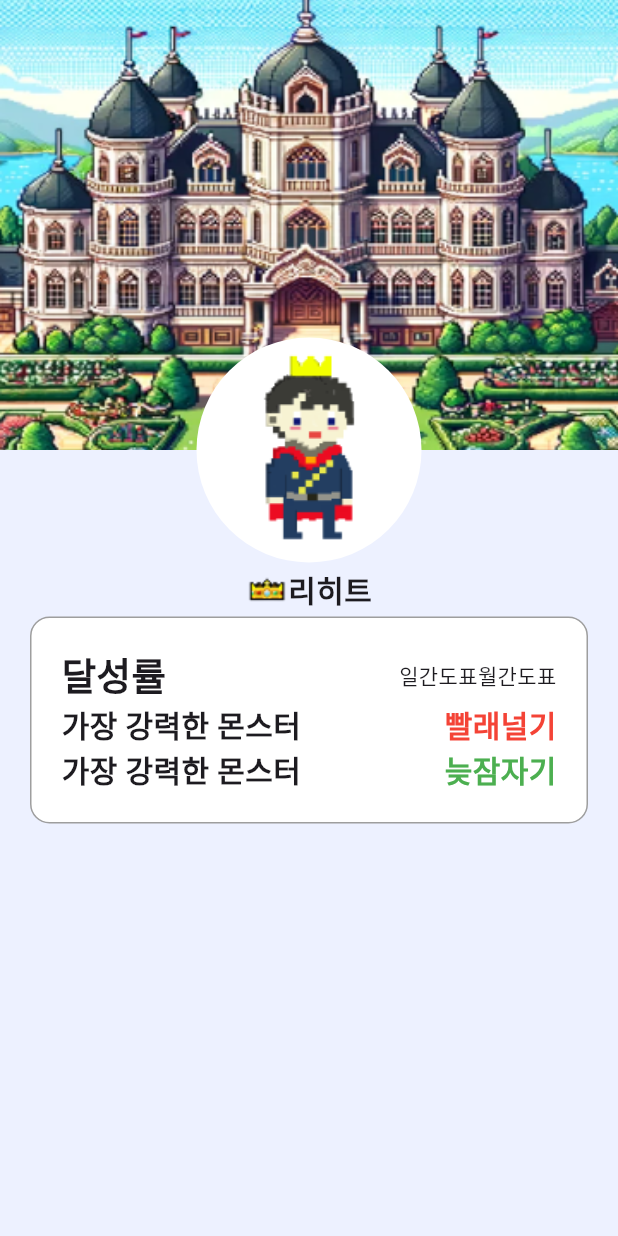
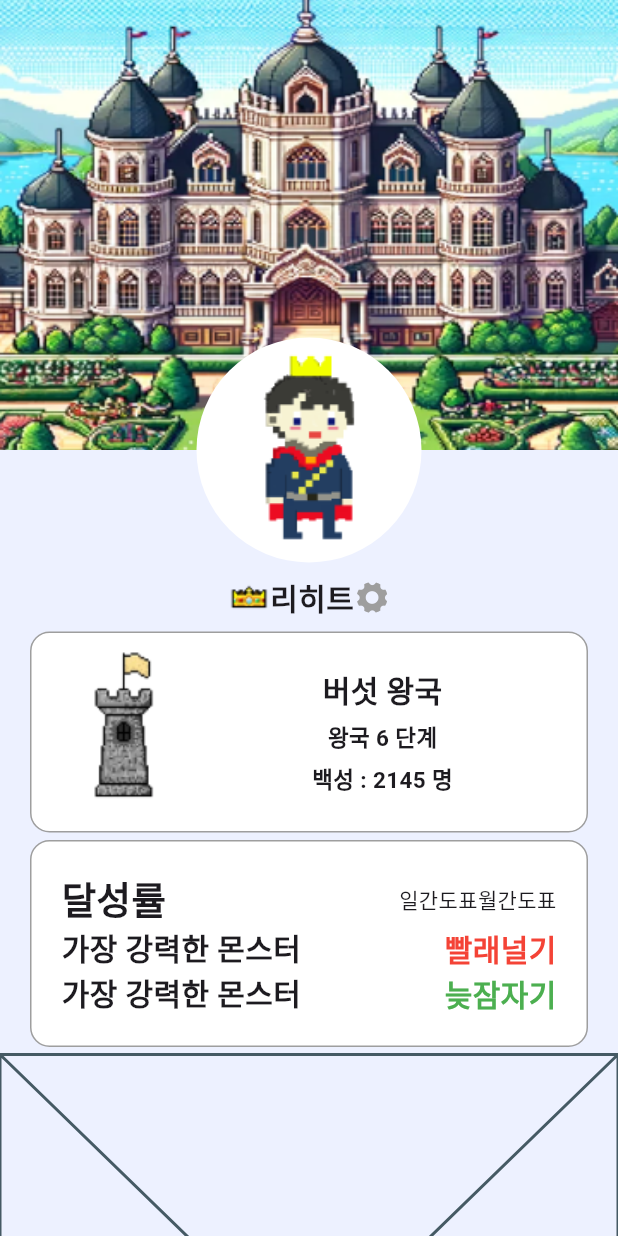
Before and after one commit to lojo0307/KingMaker, a Flutter app: the ProfilePage screen opened directly, on a phone screen of 412 x 824 dp. Run offline on Flutter 3.47's test engine with Material 2 defaults, Android fonts, the phone set to English and light mode, and no system bars; our stand-ins replace persistent_bottom_nav_bar, social_login_buttons.

```diff
--- a/frontend/kingmaker/lib/page/profile_page.dart
+++ b/frontend/kingmaker/lib/page/profile_page.dart
@@ -1,6 +1,8 @@
 import 'package:flutter/material.dart';
+import 'package:kingmaker/widget/profile/profile_calendar_widget.dart';
 import 'package:kingmaker/widget/profile/profile_char_image_widget.dart';
 import 'package:kingmaker/widget/profile/profile_kingdom_widget.dart';
+import 'package:kingmaker/widget/profile/profile_score_widget.dart';
 import 'package:kingmaker/widget/profile/profile_name_widget.dart';
 
 class ProfilePage extends StatefulWidget {
@@ -17,9 +19,7 @@ class _ProfilePageState extends State<ProfilePage> {
       return
         Scaffold(
         backgroundColor: const Color(0xFFEDF1FF),
-        body:
-        SingleChildScrollView(
-          child: Container(
+        body: SingleChildScrollView(
           child: Stack(
             children: <Widget>[
               Image(
@@ -29,12 +29,18 @@ class _ProfilePageState extends State<ProfilePage> {
                 children: [
                   SizedBox(height: 225,),
                   ProfileCharImageWidget(),
+                  SizedBox(height: 5,),
                   ProfileNameWidget(),
+                  SizedBox(height: 5,),
+                  ProfileKingdomWidget(),
+                  SizedBox(height: 5,),
                   ProfileScoreWidget(),
+                  SizedBox(height: 5,),
+                  ProfileCalendarWidget(),
+                  SizedBox(height: 20,),
                 ],
               ),
             ],
-            ),
           ),
         ),
 
--- /dev/null
+++ b/frontend/kingmaker/lib/widget/profile/profile_calendar_widget.dart
@@ -0,0 +1,15 @@
+import 'package:flutter/material.dart';
+
+class ProfileCalendarWidget extends StatefulWidget {
+  const ProfileCalendarWidget({super.key});
+
+  @override
+  State<ProfileCalendarWidget> createState() => _ProfileCalendarWidgetState();
+}
+
+class _ProfileCalendarWidgetState extends State<ProfileCalendarWidget> {
+  @override
+  Widget build(BuildContext context) {
+    return const Placeholder();
+  }
+}
--- a/frontend/kingmaker/lib/widget/profile/profile_kingdom_widget.dart
+++ b/frontend/kingmaker/lib/widget/profile/profile_kingdom_widget.dart
@@ -1,13 +1,18 @@
 import 'package:flutter/material.dart';
 
-class ProfileScoreWidget extends StatefulWidget {
-  const ProfileScoreWidget({super.key});
+class ProfileKingdomWidget extends StatefulWidget {
+  const ProfileKingdomWidget({super.key});
 
   @override
-  State<ProfileScoreWidget> createState() => _ProfileScoreWidgetState();
+  State<ProfileKingdomWidget> createState() => _ProfileKingdomWidgetState();
 }
 
-class _ProfileScoreWidgetState extends State<ProfileScoreWidget> {
+class _ProfileKingdomWidgetState extends State<ProfileKingdomWidget> {
+  Map<String, String> kingdom = {
+    'kingdomName' : "버섯 왕국",
+    'level':"6",
+    'citizen' : "2145"
+  };
   @override
   Widget build(BuildContext context) {
     return LayoutBuilder(builder: (ctx, constraints) {
@@ -16,7 +21,6 @@ class _ProfileScoreWidgetState extends State<ProfileScoreWidget> {
         children: [
           Container(
             width: constraints.maxWidth - 40,
-            padding: EdgeInsets.all(20),
             decoration: BoxDecoration(
               color: Colors.white,
               borderRadius: BorderRadius.circular(13),
@@ -25,63 +29,37 @@ class _ProfileScoreWidgetState extends State<ProfileScoreWidget> {
                 width: 1,
               ),
             ),
-            child: Column(
+            child: Row(
               children: [
-                Container(
-                  child: Row(
-                    mainAxisAlignment: MainAxisAlignment.spaceBetween,
-                    children: [
-                      const Text('달성률',
-                        style: TextStyle(
-                          fontSize: 25,
-                          fontWeight: FontWeight.bold,
-                        ),
-                      ),
-                      Container(
-                        child: const Row(
-                          children: [
-                            Text('일간도표'),
-                            Text('월간도표'),
-                          ],
-                        ),
-                      )
-                    ],
+                const SizedBox(
+                  child: Image(image: AssetImage('assets/castle/tower.png'),
+                    fit: BoxFit.cover,
                   ),
                 ),
-                Container(
-                  child: const Row(
-                    mainAxisAlignment: MainAxisAlignment.spaceBetween,
+                SizedBox(
+                  width: constraints.maxWidth - 190,
+                  child: Column(
+                    mainAxisAlignment: MainAxisAlignment.center,
+                    crossAxisAlignment: CrossAxisAlignment.center,
                     children: [
-                      Text('가장 강력한 몬스터',
-                        style: TextStyle(
-                          fontSize: 20,
-                          fontWeight: FontWeight.bold,
-                        ),),
-                      Text('빨래널기',
-                        style: TextStyle(
-                          fontSize: 20,
-                          fontWeight: FontWeight.bold,
-                          color: Colors.red,
-                        ),
-                      ),
-                    ],
-                  ),
-                ),
-                Container(
-                  child: const Row(
-                    mainAxisAlignment: MainAxisAlignment.spaceBetween,
-                    children: [
-                      Text('가장 강력한 몬스터',
-                        style: TextStyle(
+                      Text(kingdom['kingdomName']!,
+                        style: const TextStyle(
                           fontSize: 20,
                           fontWeight: FontWeight.bold,
                         ),
                       ),
-                      Text('늦잠자기',
-                        style: TextStyle(
-                          fontSize: 20,
+                      const SizedBox(height: 5,),
+                      Text('왕국 ${kingdom['level']!} 단계',
+                        style: const TextStyle(
+                          fontSize: 15,
                           fontWeight: FontWeight.bold,
-                          color: Colors.green,
+                        ),
+                      ),
+                      const SizedBox(height: 5,),
+                      Text('백성 : ${kingdom['citizen']!} 명',
+                        style: const TextStyle(
+                          fontSize: 15,
+                          fontWeight: FontWeight.bold,
                         ),
                       ),
                     ],
--- a/frontend/kingmaker/lib/widget/profile/profile_name_widget.dart
+++ b/frontend/kingmaker/lib/widget/profile/profile_name_widget.dart
@@ -1,3 +1,4 @@
+import 'package:flutter/cupertino.dart';
 import 'package:flutter/material.dart';
 
 class ProfileNameWidget extends StatefulWidget {
@@ -19,6 +20,7 @@ class _ProfileNameWidgetState extends State<ProfileNameWidget> {
           name,
           style: const TextStyle(fontSize: 20, fontWeight: FontWeight.bold,),
         ),
+        const Icon(CupertinoIcons.gear_alt_fill,color: Colors.grey,),
       ],
     );
   }
--- /dev/null
+++ b/frontend/kingmaker/lib/widget/profile/profile_score_widget.dart
@@ -0,0 +1,96 @@
+import 'package:flutter/material.dart';
+
+class ProfileScoreWidget extends StatefulWidget {
+  const ProfileScoreWidget({super.key});
+
+  @override
+  State<ProfileScoreWidget> createState() => _ProfileScoreWidgetState();
+}
+
+class _ProfileScoreWidgetState extends State<ProfileScoreWidget> {
+  @override
+  Widget build(BuildContext context) {
+    return LayoutBuilder(builder: (ctx, constraints) {
+      return Row(
+        mainAxisAlignment: MainAxisAlignment.center,
+        children: [
+          Container(
+            width: constraints.maxWidth - 40,
+            padding: EdgeInsets.all(20),
+            decoration: BoxDecoration(
+              color: Colors.white,
+              borderRadius: BorderRadius.circular(13),
+              border: Border.all(
+                color: Colors.grey,
+                width: 1,
+              ),
+            ),
+            child: Column(
+              children: [
+                Container(
+                  child: Row(
+                    mainAxisAlignment: MainAxisAlignment.spaceBetween,
+                    children: [
+                      const Text('달성률',
+                        style: TextStyle(
+                          fontSize: 25,
+                          fontWeight: FontWeight.bold,
+                        ),
+                      ),
+                      Container(
+                        child: const Row(
+                          children: [
+                            Text('일간도표'),
+                            Text('월간도표'),
+                          ],
+                        ),
+                      )
+                    ],
+                  ),
+                ),
+                Container(
+                  child: const Row(
+                    mainAxisAlignment: MainAxisAlignment.spaceBetween,
+                    children: [
+                      Text('가장 강력한 몬스터',
+                        style: TextStyle(
+                          fontSize: 20,
+                          fontWeight: FontWeight.bold,
+                        ),),
+                      Text('빨래널기',
+                        style: TextStyle(
+                          fontSize: 20,
+                          fontWeight: FontWeight.bold,
+                          color: Colors.red,
+                        ),
+                      ),
+                    ],
+                  ),
+                ),
+                Container(
+                  child: const Row(
+                    mainAxisAlignment: MainAxisAlignment.spaceBetween,
+                    children: [
+                      Text('가장 강력한 몬스터',
+                        style: TextStyle(
+                          fontSize: 20,
+                          fontWeight: FontWeight.bold,
+                        ),
+                      ),
+                      Text('늦잠자기',
+                        style: TextStyle(
+                          fontSize: 20,
+                          fontWeight: FontWeight.bold,
+                          color: Colors.green,
+                        ),
+                      ),
+                    ],
+                  ),
+                ),
+              ],
+            ),
+          )],
+      );
+    });
+  }
+}
```
Also changed, not shown: frontend/kingmaker/lib/page/signup_page.dart (+64 -11 lines), frontend/kingmaker/lib/widget/common/bottom_nav_bar.dart (+6 -7 lines), frontend/kingmaker/assets/castle/tower.png (added). Lines whose indentation alone changed are shown as unchanged.
